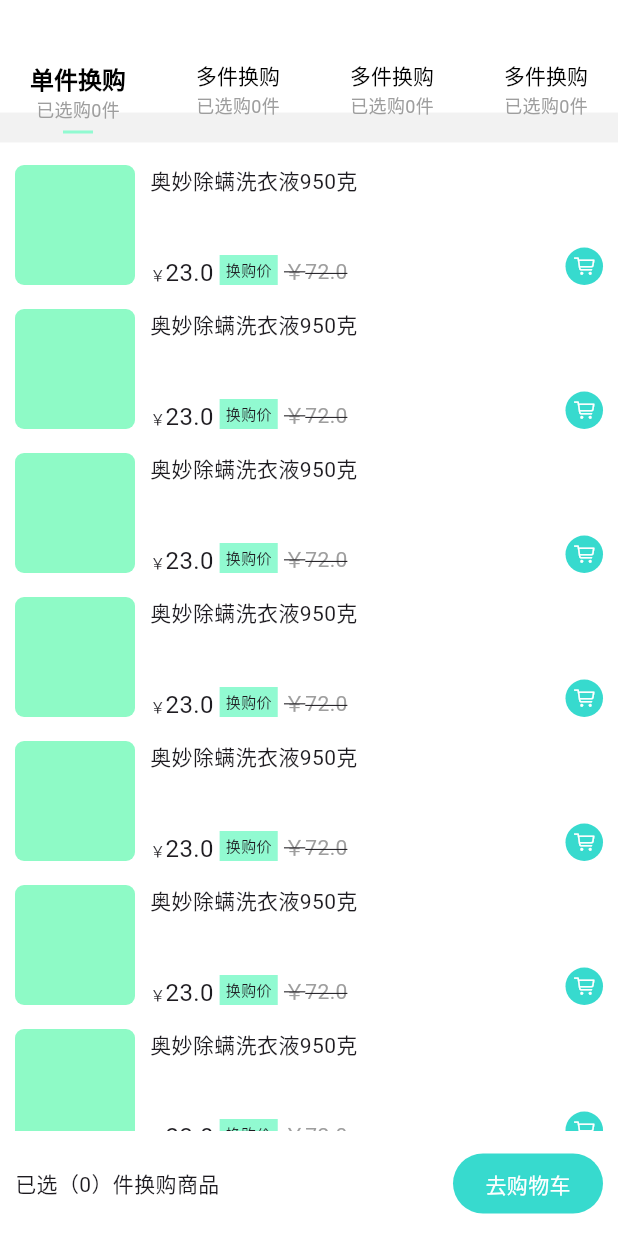
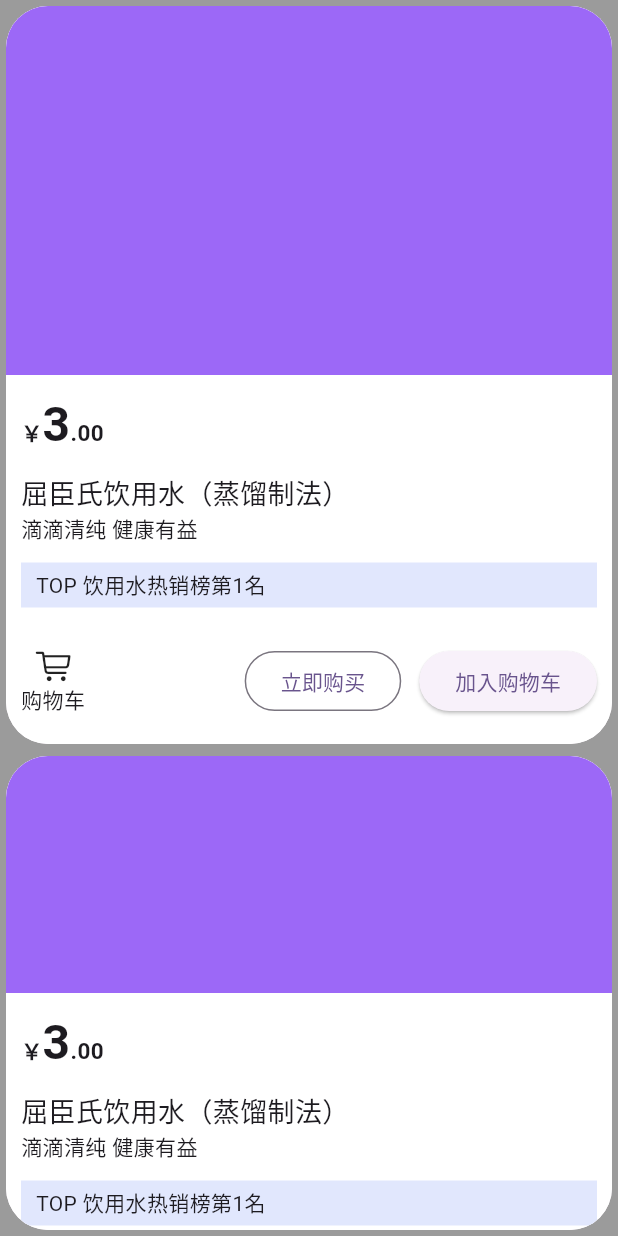
Before and after one commit to eatureide/flutter_study, a Flutter app: the screen it shows after launch, on a phone screen of 412 x 824 dp. Run offline on Flutter 3.47's test engine with Material 3 defaults, Android fonts, the phone set to English and light mode, and no system bars; our stand-ins replace fluttertoast.

Commit message:
列表页

```diff
--- a/lib/exchange/index.dart
+++ b/lib/exchange/index.dart
@@ -1,6 +1,5 @@
 import 'package:flutter/material.dart';
 import 'package:flutter/cupertino.dart';
-import '../utils.dart';
 
 List<int> numbersList = List.generate(10, (index) => index);
 
@@ -95,11 +94,11 @@ class _ExChange extends State<ExChange> {
 
   headerTab() {
     TextStyle curStyle = TextStyle(
-      fontSize: 16,
+      fontSize: 14,
       fontWeight: FontWeight.bold,
       color: Colors.black,
     );
-    TextStyle nornamStyle = TextStyle(fontSize: 14, color: Colors.black);
+    TextStyle nornamStyle = TextStyle(fontSize: 12, color: Colors.black);
 
     setIndex(int index) {
       setState(() {
@@ -197,6 +196,7 @@ class _ExChange extends State<ExChange> {
       color: Colors.white,
       child: Column(
         children: combineList[tabCurrentIndex].map((item) {
+
           Widget countComponent() {
             return Container(
               height: 25,
@@ -372,7 +372,6 @@ class _ExChange extends State<ExChange> {
       body: SingleChildScrollView(
         controller: _scrollController,
         child: Container(
-          // padding: EdgeInsets.only(top: 40),
           color: Colors.transparent,
           child: Column(children: [mainBox()]),
         ),
--- a/lib/main.dart
+++ b/lib/main.dart
@@ -2,7 +2,7 @@ import 'package:flutter/material.dart';
 import 'home_page/index.dart';
 import 'detail/index.dart';
 import 'exchange/index.dart';
-
+import 'material/index.dart';
 
 void main() {
   runApp(const MyApp());
@@ -20,12 +20,12 @@ class _MyApp extends State<MyApp> {
   Widget build(BuildContext context) {
     return MaterialApp(
       title: 'Flutter Demo',
-      theme: ThemeData(primarySwatch: Colors.blue),
-      initialRoute: '/exchange',
+      initialRoute: '/material',
       routes: {
         '/': (context) => HomePage(),
         '/detail': (context) => Detail(),
-        '/exchange': (context) => ExChange()
+        '/exchange': (context) => ExChange(),
+        '/material': (context) => Index(),
       },
     );
   }
--- /dev/null
+++ b/lib/material/index.dart
@@ -0,0 +1,158 @@
+import 'package:flutter/material.dart';
+import 'package:flutter/cupertino.dart';
+
+class Index extends StatefulWidget {
+  const Index({super.key});
+
+  @override
+  State<Index> createState() => _Index();
+}
+
+class _Index extends State<Index> {
+  @override
+  Widget build(BuildContext context) {
+    return MaterialApp(
+      title: '我的 Material 3 应用',
+      theme: ThemeData(
+        useMaterial3: true,
+        colorScheme: ColorScheme.fromSeed(
+          seedColor: Color.fromARGB(255, 156, 104, 247),
+        ),
+      ),
+      home: swiper(),
+    );
+  }
+
+  swiperItem() {
+    return OverflowBox(
+      maxHeight: double.infinity,
+      child: ClipRect(
+        child: Container(
+          width: double.infinity,
+          height: 600,
+          decoration: BoxDecoration(color: Colors.white),
+          child: Column(
+            children: [
+              Container(
+                width: double.infinity,
+                height: 300,
+                color: const Color.fromARGB(255, 156, 104, 247),
+              ),
+              Container(
+                color: Colors.transparent,
+                padding: EdgeInsets.all(10),
+                child: Row(
+                  crossAxisAlignment: CrossAxisAlignment.baseline,
+                  textBaseline: TextBaseline.alphabetic,
+                  children: [
+                    Text('￥', style: TextStyle(fontWeight: FontWeight.bold)),
+                    Text(
+                      '3',
+                      style: TextStyle(
+                        fontSize: 32,
+                        fontWeight: FontWeight.bold,
+                      ),
+                    ),
+                    Text(
+                      '.00',
+                      style: TextStyle(
+                        fontSize: 15,
+                        fontWeight: FontWeight.bold,
+                      ),
+                    ),
+                  ],
+                ),
+              ),
+              Container(
+                width: double.infinity,
+                decoration: BoxDecoration(color: Colors.transparent),
+                padding: EdgeInsets.fromLTRB(10, 0, 10, 0),
+                child: Column(
+                  mainAxisAlignment: MainAxisAlignment.start,
+                  crossAxisAlignment: CrossAxisAlignment.start,
+                  children: [
+                    Text('屈臣氏饮用水（蒸馏制法）', style: TextStyle(fontSize: 18)),
+                    Text('滴滴清纯 健康有益'),
+                    Container(
+                      decoration: BoxDecoration(
+                        color: Color.fromARGB(255, 225, 231, 253),
+                      ),
+
+                      height: 30,
+                      margin: EdgeInsets.fromLTRB(0, 12, 0, 0),
+                      padding: EdgeInsets.only(left: 10),
+                      width: double.infinity,
+                      child: Row(children: [Text('TOP 饮用水热销榜第1名')]),
+                    ),
+                  ],
+                ),
+              ),
+              Container(
+                color: Colors.transparent,
+                padding: EdgeInsets.fromLTRB(10, 0, 10, 0),
+                margin: EdgeInsets.only(top: 25),
+                child: Row(
+                  mainAxisAlignment: MainAxisAlignment.spaceBetween,
+                  crossAxisAlignment: CrossAxisAlignment.center,
+                  children: [
+                    Column(children: [Icon(CupertinoIcons.cart), Text('购物车')]),
+                    Row(
+                      children: [
+                        Container(
+                          color: Colors.transparent,
+                          margin: EdgeInsets.only(right: 12),
+                          child: OutlinedButton(
+                            onPressed: onPressed,
+                            child: Text('立即购买'),
+                          ),
+                        ),
+                        ElevatedButton(
+                          onPressed: onPressed,
+                          child: Text('加入购物车'),
+                        ),
+                      ],
+                    ),
+                  ],
+                ),
+              ),
+            ],
+          ),
+        ),
+      ),
+    );
+  }
+
+  swiper() {
+    return Scaffold(
+      backgroundColor: const Color.fromARGB(100, 0, 0, 0),
+      body: CarouselView(
+        scrollDirection: Axis.vertical,
+        itemExtent: 500,
+        children: List.generate(100, (int index) {
+          return swiperItem();
+        }),
+      ),
+    );
+  }
+
+  onPressed() {}
+
+  mainBox() {
+    return Scaffold(
+      appBar: AppBar(title: const Text('Material 3 Apps')),
+      backgroundColor: Color.fromARGB(255, 242, 242, 242),
+      body: Column(
+        children: [
+          ElevatedButton(onPressed: onPressed, child: const Text('Elevated')),
+          FilledButton(onPressed: onPressed, child: const Text('Filled')),
+          FilledButton.tonal(
+            onPressed: onPressed,
+            child: const Text('Filled Tonal'),
+          ),
+          OutlinedButton(onPressed: onPressed, child: const Text('Outlined')),
+          TextButton(onPressed: onPressed, child: const Text('Text')),
+        ],
+      ),
+    );
+  }
+}
```
